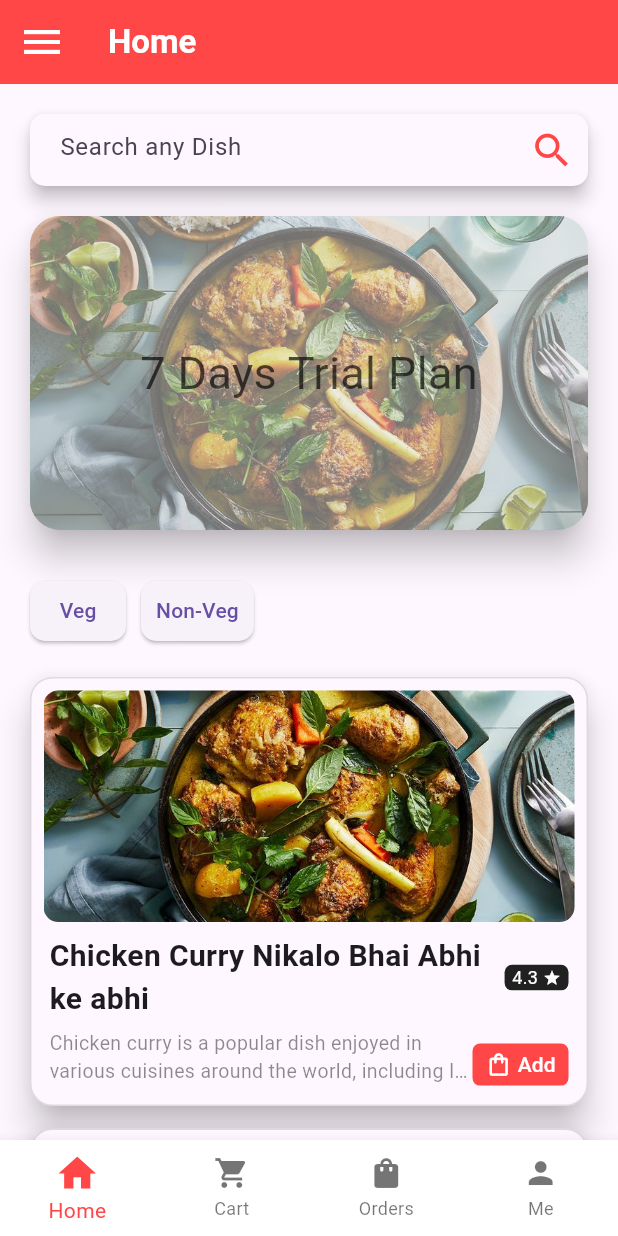
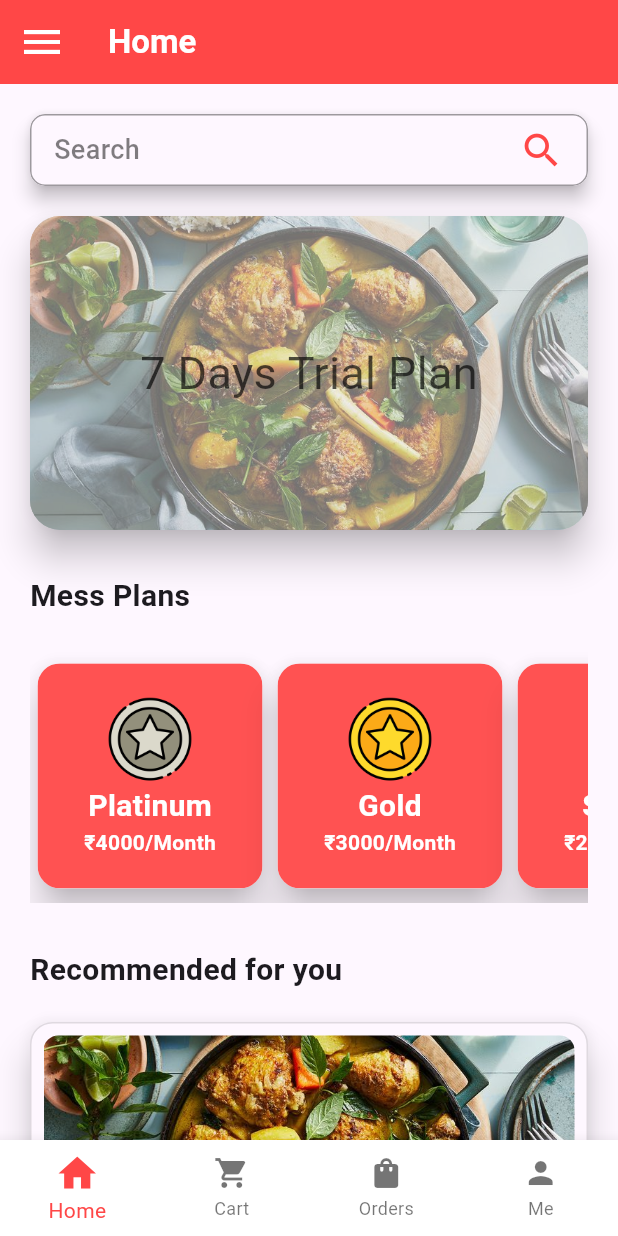
Before and after one commit to amitgupta-dev/lavanya_mess_frontend, a Flutter app: the Dashboard screen opened by its route, on a phone screen of 412 x 824 dp. Run offline on Flutter 3.47's test engine with Material 3 defaults, Android fonts, the phone set to English and light mode, and no system bars; our stand-ins replace google_fonts, shared_preferences, smooth_page_indicator; accounts and stored records are empty.

Commit message:
added search page and some images for subs

```diff
--- /dev/null
+++ b/devtools_options.yaml
@@ -0,0 +1 @@
+extensions:
--- a/lib/screens/main_screens/home.dart
+++ b/lib/screens/main_screens/home.dart
@@ -1,5 +1,8 @@
 import 'package:flutter/material.dart';
+import 'package:flutter/rendering.dart';
+import 'package:flutter/widgets.dart';
 import 'package:google_fonts/google_fonts.dart';
+import 'package:lavanya_mess/widgets/plan_card.dart';
 import 'package:lavanya_mess/widgets/product.dart';
 import 'package:lavanya_mess/widgets/search_input.dart';
 
@@ -30,7 +33,7 @@ class Home extends StatelessWidget {
           children: [
             const SearchInput(),
             Padding(
-              padding: const EdgeInsets.symmetric(horizontal: 20),
+              padding: const EdgeInsets.only(left: 20, right: 20, bottom: 20),
               child: Material(
                 borderRadius: const BorderRadius.all(
                   Radius.circular(20),
@@ -75,47 +78,69 @@ class Home extends StatelessWidget {
                 ),
               ),
             ),
+            const Padding(
+              padding: EdgeInsets.only(top: 10, left: 20, right: 20),
+              child: Align(
+                alignment: Alignment.bottomLeft,
+                child: Text(
+                  'Mess Plans',
+                  style: TextStyle(fontSize: 20, fontWeight: FontWeight.bold),
+                ),
+              ),
+            ),
             Padding(
-              padding: const EdgeInsets.only(left: 15, right: 20, top: 30),
-              child: Row(
-                children: [
-                  Padding(
-                    padding: const EdgeInsets.symmetric(horizontal: 5),
-                    child: ElevatedButton(
-                      style: const ButtonStyle(
-                        shape: MaterialStatePropertyAll(RoundedRectangleBorder(
-                            borderRadius:
-                                BorderRadius.all(Radius.circular(10)))),
-                        padding: MaterialStatePropertyAll(
-                          EdgeInsets.symmetric(horizontal: 10),
+              padding: EdgeInsets.all(20),
+              child: SingleChildScrollView(
+                  scrollDirection: Axis.horizontal,
+                  child: Row(
+                    children: [
+                      PlanCard(
+                        name: 'Platinum',
+                        price: '₹4000/Month',
+                        color: Colors.redAccent,
+                        icon: Image.asset(
+                          'assets/icons/platinum.png',
+                          width: 60,
                         ),
                       ),
-                      onPressed: () {},
-                      child: const Text(
-                        'Veg',
-                      ),
-                    ),
-                  ),
-                  Padding(
-                    padding: const EdgeInsets.symmetric(horizontal: 5),
-                    child: ElevatedButton(
-                      style: const ButtonStyle(
-                        shape: MaterialStatePropertyAll(RoundedRectangleBorder(
-                            borderRadius:
-                                BorderRadius.all(Radius.circular(10)))),
-                        padding: MaterialStatePropertyAll(
-                          EdgeInsets.symmetric(
-                            horizontal: 10,
-                          ),
+                      PlanCard(
+                        name: 'Gold',
+                        price: '₹3000/Month',
+                        color: Colors.redAccent,
+                        icon: Image.asset(
+                          'assets/icons/gold.png',
+                          width: 60,
                         ),
                       ),
-                      onPressed: () {},
-                      child: const Text(
-                        'Non-Veg',
+                      PlanCard(
+                        name: 'Simple',
+                        price: '₹2500/Month',
+                        color: Colors.redAccent,
+                        icon: Image.asset(
+                          'assets/icons/simple.png',
+                          width: 60,
+                        ),
                       ),
-                    ),
-                  ),
-                ],
+                      PlanCard(
+                        name: 'One Timer',
+                        price: '₹1500/Month',
+                        color: Colors.redAccent,
+                        icon: Image.asset(
+                          'assets/icons/one_timer.png',
+                          width: 60,
+                        ),
+                      ),
+                    ],
+                  )),
+            ),
+            const Padding(
+              padding: EdgeInsets.only(top: 10, left: 20, right: 20),
+              child: Align(
+                alignment: Alignment.bottomLeft,
+                child: Text(
+                  'Recommended for you',
+                  style: TextStyle(fontSize: 20, fontWeight: FontWeight.bold),
+                ),
               ),
             ),
             GridView.count(
@@ -134,12 +159,6 @@ class Home extends StatelessWidget {
                 Product(),
                 Product(),
                 Product(),
-                Product(),
-                Product(),
-                Product(),
-                Product(),
-                Product(),
-                Product(),
               ],
             )
           ],
--- /dev/null
+++ b/lib/widgets/plan_card.dart
@@ -0,0 +1,57 @@
+import 'package:flutter/material.dart';
+
+class PlanCard extends StatelessWidget {
+  final String name;
+  final String price;
+  final Color? color;
+  final Widget icon;
+
+  const PlanCard(
+      {super.key,
+      required this.name,
+      required this.price,
+      this.color = const Color(0xffffffff),
+      required this.icon});
+
+  @override
+  Widget build(BuildContext context) {
+    return Padding(
+      padding: const EdgeInsets.symmetric(horizontal: 5, vertical: 10),
+      child: Material(
+        elevation: 10,
+        clipBehavior: Clip.antiAlias,
+        borderRadius: BorderRadius.circular(15),
+        child: Container(
+          padding: const EdgeInsets.all(5),
+          width: 150,
+          height: 150,
+          decoration: BoxDecoration(
+            color: color,
+          ),
+          child: Column(
+              mainAxisAlignment: MainAxisAlignment.center,
+              crossAxisAlignment: CrossAxisAlignment.center,
+              children: [
+                icon,
+                Text(
+                  name,
+                  style: const TextStyle(
+                    fontSize: 20,
+                    fontWeight: FontWeight.w600,
+                    color: Color(0xffffffff),
+                  ),
+                ),
+                Text(
+                  price,
+                  style: const TextStyle(
+                    fontSize: 14,
+                    fontWeight: FontWeight.w600,
+                    color: Color(0xffffffff),
+                  ),
+                ),
+              ]),
+        ),
+      ),
+    );
+  }
+}
--- a/lib/widgets/product.dart
+++ b/lib/widgets/product.dart
@@ -8,7 +8,8 @@ class Product extends StatelessWidget {
   Widget build(BuildContext context) {
     return GestureDetector(
       onTap: () {
-        showModalBottomSheet(
+        showModalBottomSheet<dynamic>(
+          isScrollControlled: true,
           context: context,
           builder: (context) => const ProductBottomSheet(),
         );
@@ -99,7 +100,7 @@ class Product extends StatelessWidget {
                           padding: const EdgeInsets.symmetric(vertical: 5),
                           child: Row(
                             mainAxisAlignment: MainAxisAlignment.spaceBetween,
-                            crossAxisAlignment: CrossAxisAlignment.end,
+                            crossAxisAlignment: CrossAxisAlignment.center,
                             children: [
                               const Expanded(
                                 flex: 1,
@@ -111,8 +112,12 @@ class Product extends StatelessWidget {
                                       fontSize: 13, color: Colors.black45),
                                 ),
                               ),
+                              const SizedBox(
+                                width: 4,
+                              ),
                               Container(
-                                height: 28,
+                                padding:
+                                    const EdgeInsets.symmetric(horizontal: 6),
                                 decoration: const BoxDecoration(
                                   borderRadius:
                                       BorderRadius.all(Radius.circular(5)),
--- a/lib/widgets/product_bottom_sheet.dart
+++ b/lib/widgets/product_bottom_sheet.dart
@@ -5,7 +5,7 @@ class ProductBottomSheet extends StatelessWidget {
 
   @override
   Widget build(BuildContext context) {
-    return Column(
+    return Wrap(
       children: [
         Expanded(
           flex: 1,
--- a/lib/widgets/search_input.dart
+++ b/lib/widgets/search_input.dart
@@ -1,4 +1,5 @@
 import 'package:flutter/material.dart';
+import 'package:lavanya_mess/widgets/search_bottom_sheet.dart';
 
 class SearchInput extends StatelessWidget {
   const SearchInput({super.key});
@@ -8,23 +9,47 @@ class SearchInput extends StatelessWidget {
     return Padding(
       padding: const EdgeInsets.all(20),
       child: Material(
+          clipBehavior: Clip.antiAlias,
           borderRadius: BorderRadius.circular(10),
           elevation: 5,
-        child: TextFormField(
-          decoration: const InputDecoration(
-            focusedBorder: OutlineInputBorder(
-                borderRadius: BorderRadius.all(Radius.circular(10))),
-            suffixIcon: Icon(
+          child: MouseRegion(
+            cursor: SystemMouseCursors.text,
+            child: GestureDetector(
+              onTap: () {
+                showModalBottomSheet(
+                  isScrollControlled: true,
+                  context: context,
+                  useSafeArea: true,
+                  builder: (context) => const SearchBottomSheet(),
+                );
+              },
+              child: Container(
+                padding:
+                    const EdgeInsets.symmetric(horizontal: 15, vertical: 8),
+                decoration: BoxDecoration(
+                  border: Border.all(color: Colors.black38),
+                  borderRadius: BorderRadius.circular(10),
+                ),
+                child: const Row(
+                  mainAxisAlignment: MainAxisAlignment.spaceBetween,
+                  children: [
+                    Text(
+                      'Search',
+                      style: TextStyle(
+                          color: Color.fromRGBO(0, 0, 0, 0.5),
+                          fontSize: 18,
+                          fontWeight: FontWeight.w500),
+                    ),
+                    Icon(
                       color: Color(0xFFff4747),
                       Icons.search_outlined,
                       size: 30,
                     ),
-            contentPadding: EdgeInsets.symmetric(horizontal: 20, vertical: 10),
-            border: InputBorder.none,
-            hintText: 'Search any Dish',
+                  ],
                 ),
               ),
             ),
+          )),
     );
   }
 }
```
Also changed, not shown: lib/widgets/my_drawer.dart (+71 -7 lines), lib/widgets/search_bottom_sheet.dart (added, +81 -0 lines), lib/widgets/search_item.dart (added, +93 -0 lines), assets/icons/gold.png (added), assets/icons/one_timer.png (added), assets/icons/platinum.png (added), assets/icons/simple.png (added), lib/main.dart (renamed from lib/screens/main.dart). Lines whose indentation alone changed are shown as unchanged.
